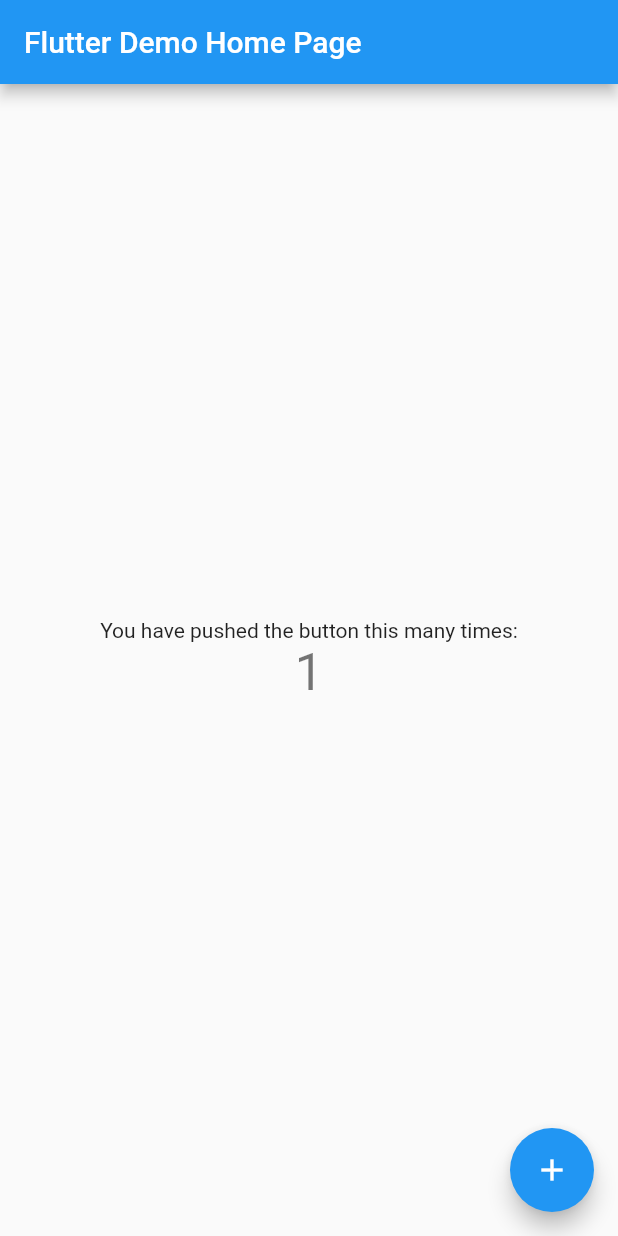
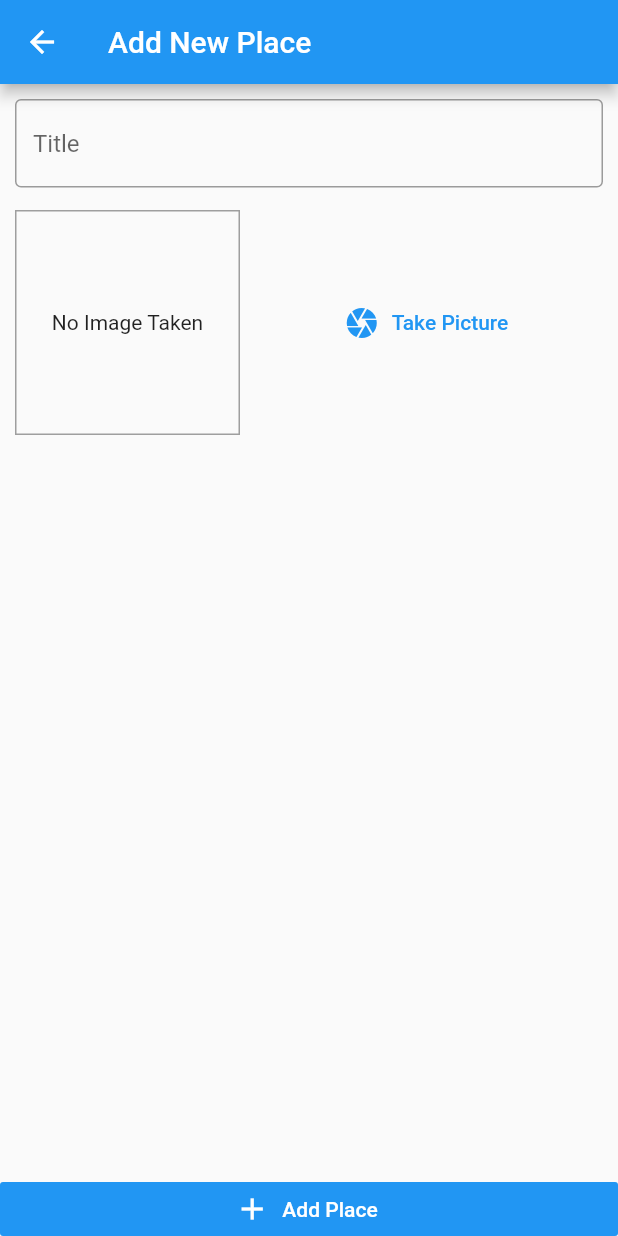
Before and after one commit to Muhammad-Yasin-ktk/GreatPlaces, a Flutter app: the screen it shows after launch, after a tap on the "add" icon, on a phone screen of 412 x 824 dp. Run offline on Flutter 3.47's test engine with Material 2 defaults, Android fonts, the phone set to English and light mode, and no system bars; our stand-ins replace image_picker; missing offline and left inert: dart:ffi.

Commit message:
add placelist ,place and addPlace screen

```diff
--- a/lib/main.dart
+++ b/lib/main.dart
@@ -1,4 +1,8 @@
 import 'package:flutter/material.dart';
+import 'package:greatplaces/provider/greate_place.dart';
+import 'package:greatplaces/screens/add_place.dart';
+import 'package:greatplaces/screens/place_list.dart';
+import 'package:provider/provider.dart';
 
 void main() {
   runApp(MyApp());
@@ -8,110 +12,22 @@ class MyApp extends StatelessWidget {
   // This widget is the root of your application.
   @override
   Widget build(BuildContext context) {
-    return MaterialApp(
-      title: 'Flutter Demo',
-      theme: ThemeData(
-        // This is the theme of your application.
-        //
-        // Try running your application with "flutter run". You'll see the
-        // application has a blue toolbar. Then, without quitting the app, try
-        // changing the primarySwatch below to Colors.green and then invoke
-        // "hot reload" (press "r" in the console where you ran "flutter run",
-        // or simply save your changes to "hot reload" in a Flutter IDE).
-        // Notice that the counter didn't reset back to zero; the application
-        // is not restarted.
-        primarySwatch: Colors.blue,
-        // This makes the visual density adapt to the platform that you run
-        // the app on. For desktop platforms, the controls will be smaller and
-        // closer together (more dense) than on mobile platforms.
-        visualDensity: VisualDensity.adaptivePlatformDensity,
+    return ChangeNotifierProvider.value(
+      value: GreatePlace(),
+      child: MaterialApp(
+        title: 'Flutter Demo',
+        debugShowCheckedModeBanner: false,
+        theme: ThemeData(
+
+          primarySwatch: Colors.blue,
+
+          visualDensity: VisualDensity.adaptivePlatformDensity,
+        ),
+        home: PlaceList(),
+        routes: {
+          AddPlace.routeName:(ctx)=>AddPlace(),
+        },
       ),
-      home: MyHomePage(title: 'Flutter Demo Home Page'),
     );
   }
 }
-
-class MyHomePage extends StatefulWidget {
-  MyHomePage({Key key, this.title}) : super(key: key);
-
-  // This widget is the home page of your application. It is stateful, meaning
-  // that it has a State object (defined below) that contains fields that affect
-  // how it looks.
-
-  // This class is the configuration for the state. It holds the values (in this
-  // case the title) provided by the parent (in this case the App widget) and
-  // used by the build method of the State. Fields in a Widget subclass are
-  // always marked "final".
-
-  final String title;
-
-  @override
-  _MyHomePageState createState() => _MyHomePageState();
-}
-
-class _MyHomePageState extends State<MyHomePage> {
-  int _counter = 0;
-
-  void _incrementCounter() {
-    setState(() {
-      // This call to setState tells the Flutter framework that something has
-      // changed in this State, which causes it to rerun the build method below
-      // so that the display can reflect the updated values. If we changed
-      // _counter without calling setState(), then the build method would not be
-      // called again, and so nothing would appear to happen.
-      _counter++;
-    });
-  }
-
-  @override
-  Widget build(BuildContext context) {
-    // This method is rerun every time setState is called, for instance as done
-    // by the _incrementCounter method above.
-    //
-    // The Flutter framework has been optimized to make rerunning build methods
-    // fast, so that you can just rebuild anything that needs updating rather
-    // than having to individually change instances of widgets.
-    return Scaffold(
-      appBar: AppBar(
-        // Here we take the value from the MyHomePage object that was created by
-        // the App.build method, and use it to set our appbar title.
-        title: Text(widget.title),
-      ),
-      body: Center(
-        // Center is a layout widget. It takes a single child and positions it
-        // in the middle of the parent.
-        child: Column(
-          // Column is also a layout widget. It takes a list of children and
-          // arranges them vertically. By default, it sizes itself to fit its
-          // children horizontally, and tries to be as tall as its parent.
-          //
-          // Invoke "debug painting" (press "p" in the console, choose the
-          // "Toggle Debug Paint" action from the Flutter Inspector in Android
-          // Studio, or the "Toggle Debug Paint" command in Visual Studio Code)
-          // to see the wireframe for each widget.
-          //
-          // Column has various properties to control how it sizes itself and
-          // how it positions its children. Here we use mainAxisAlignment to
-          // center the children vertically; the main axis here is the vertical
-          // axis because Columns are vertical (the cross axis would be
-          // horizontal).
-          mainAxisAlignment: MainAxisAlignment.center,
-          children: <Widget>[
-            Text(
-              'You have pushed the button this many times:',
-            ),
-            Text(
-              '$_counter',
-              style: Theme.of(context).textTheme.headline4,
-            ),
-          ],
-        ),
-      ),
-      floatingActionButton: FloatingActionButton(
-        onPressed: _incrementCounter,
-        tooltip: 'Increment',
-        child: Icon(Icons.add),
-      ), // This trailing comma makes auto-formatting nicer for build methods.
-    );
-  }
-}
--- /dev/null
+++ b/lib/model/place.dart
@@ -0,0 +1,18 @@
+import 'dart:io';
+
+import 'package:flutter/material.dart';
+import 'package:greatplaces/model/place_location.dart';
+
+class Place {
+  final String id;
+  final String title;
+  final PlaceLocation placeLocation;
+  final File image;
+
+  Place({
+    this.image,
+    this.id,
+    this.placeLocation,
+    this.title,
+  });
+}
--- /dev/null
+++ b/lib/model/place_location.dart
@@ -0,0 +1,7 @@
+import 'package:flutter/material.dart';
+class PlaceLocation{
+  final double latitude;
+  final double longitude;
+  final String address;
+  PlaceLocation({this.address,this.latitude,this.longitude});
+}
--- /dev/null
+++ b/lib/provider/greate_place.dart
@@ -0,0 +1,23 @@
+import 'dart:ffi';
+import 'dart:io';
+
+import 'package:flutter/cupertino.dart';
+import 'package:greatplaces/model/place.dart';
+
+class GreatePlace with ChangeNotifier {
+  List<Place> _items = [];
+
+  List<Place> get item {
+    return [..._items];
+  }
+
+  addPlace(String title, File image) {
+    final addNewPlace = Place(
+        image: image,
+        title: title,
+        id: DateTime.now().toString(),
+        placeLocation: null);
+    _items.add(addNewPlace);
+    notifyListeners();
+  }
+}
--- /dev/null
+++ b/lib/screens/add_place.dart
@@ -0,0 +1,82 @@
+import 'dart:io';
+
+import 'package:flutter/material.dart';
+import 'package:greatplaces/provider/greate_place.dart';
+import 'package:greatplaces/widgets/take_image.dart';
+import 'package:provider/provider.dart';
+
+class AddPlace extends StatefulWidget {
+  static const routeName = 'addplace';
+
+  @override
+  _AddPlaceState createState() => _AddPlaceState();
+}
+
+class _AddPlaceState extends State<AddPlace> {
+  final _titleEditingController = TextEditingController();
+  File _pickedImage;
+
+  void _selectImage(File image) {
+    _pickedImage = image;
+  }
+
+  void _saveImage() {
+    if (_titleEditingController.text.trim().isEmpty || _pickedImage == null) {
+      return;
+    }
+    Provider.of<GreatePlace>(context)
+        .addPlace(_titleEditingController.text, _pickedImage);
+    Navigator.of(context).pop();
+  }
+
+  @override
+  Widget build(BuildContext context) {
+    return Scaffold(
+      appBar: AppBar(
+        title: Text('Add New Place'),
+      ),
+      body: Column(
+        crossAxisAlignment: CrossAxisAlignment.stretch,
+        children: [
+          Expanded(
+            child: Padding(
+              padding: const EdgeInsets.all(10.0),
+              child: Column(
+                children: [
+                  TextField(
+                    controller: _titleEditingController,
+                    decoration: InputDecoration(
+                      hintText: 'Title',
+                      border: OutlineInputBorder(
+                          borderSide: BorderSide(width: 1, color: Colors.grey)),
+                      focusedBorder: OutlineInputBorder(
+                          borderSide: BorderSide(width: 1, color: Colors.grey)),
+                    ),
+                  ),
+                  SizedBox(
+                    height: 15,
+                  ),
+                  TakeImage(_selectImage),
+                ],
+              ),
+            ),
+          ),
+          RaisedButton.icon(
+            elevation: 0,
+            materialTapTargetSize: MaterialTapTargetSize.shrinkWrap,
+            color: Theme.of(context).accentColor,
+            onPressed: _saveImage,
+            icon: Icon(
+              Icons.add,
+              color: Colors.white,
+            ),
+            label: Text(
+              'Add Place',
+              style: TextStyle(color: Colors.white),
+            ),
+          )
+        ],
+      ),
+    );
+  }
+}
--- /dev/null
+++ b/lib/screens/place_list.dart
@@ -0,0 +1,47 @@
+import 'package:flutter/material.dart';
+import 'package:greatplaces/provider/greate_place.dart';
+import 'package:greatplaces/screens/add_place.dart';
+import 'package:provider/provider.dart';
+
+class PlaceList extends StatefulWidget {
+  @override
+  _PlaceListState createState() => _PlaceListState();
+}
+
+class _PlaceListState extends State<PlaceList> {
+  @override
+  Widget build(BuildContext context) {
+    return Scaffold(
+      appBar: AppBar(
+        title: Text('Your Place'),
+        actions: [
+          IconButton(
+            icon: Icon(Icons.add),
+            onPressed: () {
+              Navigator.of(context).pushNamed(AddPlace.routeName);
+            },
+          )
+        ],
+      ),
+      body: Consumer<GreatePlace>(
+        builder: (ctx, greatPlace, _) {
+          return greatPlace.item.length <= 0
+              ? Center(child: Text('Got no places Yet,start adding some!'))
+              : ListView.builder(
+                  itemCount: greatPlace.item.length,
+                  itemBuilder: (ctx, index) {
+                    return ListTile(
+                      leading: CircleAvatar(
+                        radius: 30,
+                        backgroundImage:
+                            FileImage(greatPlace.item[index].image),
+                      ),
+                      title: Text(greatPlace.item[index].title),
+                    );
+                  },
+                );
+        },
+      ),
+    );
+  }
+}
--- /dev/null
+++ b/lib/widgets/take_image.dart
@@ -0,0 +1,74 @@
+import 'dart:io';
+
+import 'package:flutter/material.dart';
+import 'package:image_picker/image_picker.dart';
+import 'package:path_provider/path_provider.dart' as syspath;
+import 'package:path/path.dart' as p;
+
+class TakeImage extends StatefulWidget {
+  final Function onselectImage;
+  TakeImage(this.onselectImage);
+  @override
+  _TakeImageState createState() => _TakeImageState();
+}
+
+class _TakeImageState extends State<TakeImage> {
+  File _imageFile;
+  final picker = ImagePicker();
+
+  Future getImage() async {
+    final pickedFile = await picker.getImage(source: ImageSource.camera);
+if(pickedFile==null){
+  return;
+}
+    setState(() {
+      if (pickedFile != null) {
+        _imageFile = File(pickedFile.path);
+      } else {
+
+        print('No image selected.');
+      return;
+      }
+    });
+    Directory appDocDir = await syspath.getApplicationDocumentsDirectory();
+    String appDocPath = appDocDir.path;
+    final fileName=p.basename(pickedFile.path);
+    final savedImage=await _imageFile.copy('$appDocPath/$fileName');
+widget.onselectImage(savedImage);
+  }
+
+  @override
+  Widget build(BuildContext context) {
+    return Row(
+      children: [
+        Container(
+          height: 150,
+          width: 150,
+          alignment: Alignment.center,
+          decoration:
+              BoxDecoration(border: Border.all(width: 1, color: Colors.grey)),
+          child: _imageFile == null
+              ? Text('No Image Taken')
+              : Image.file(
+                  _imageFile,
+                  fit: BoxFit.cover,
+            width: double.infinity,
+                ),
+        ),
+        SizedBox(
+          width: 10,
+        ),
+        Expanded(
+          child: FlatButton.icon(
+            textColor: Theme.of(context).primaryColor,
+            icon: Icon(
+              Icons.camera,
+            ),
+            onPressed: getImage,
+            label: Text('Take Picture'),
+          ),
+        )
+      ],
+    );
+  }
+}
--- a/pubspec.yaml
+++ b/pubspec.yaml
@@ -28,7 +28,10 @@ dependencies:
   # The following adds the Cupertino Icons font to your application.
   # Use with the CupertinoIcons class for iOS style icons.
   cupertino_icons: ^1.0.0
-
+  provider: ^3.1.0+1
+  image_picker: any
+  path: any
+  path_provider: any
 dev_dependencies:
   flutter_test:
     sdk: flutter
```
Also changed, not shown: lib/screens/place_detail.dart (added), pubspec.lock, 1 other file.
